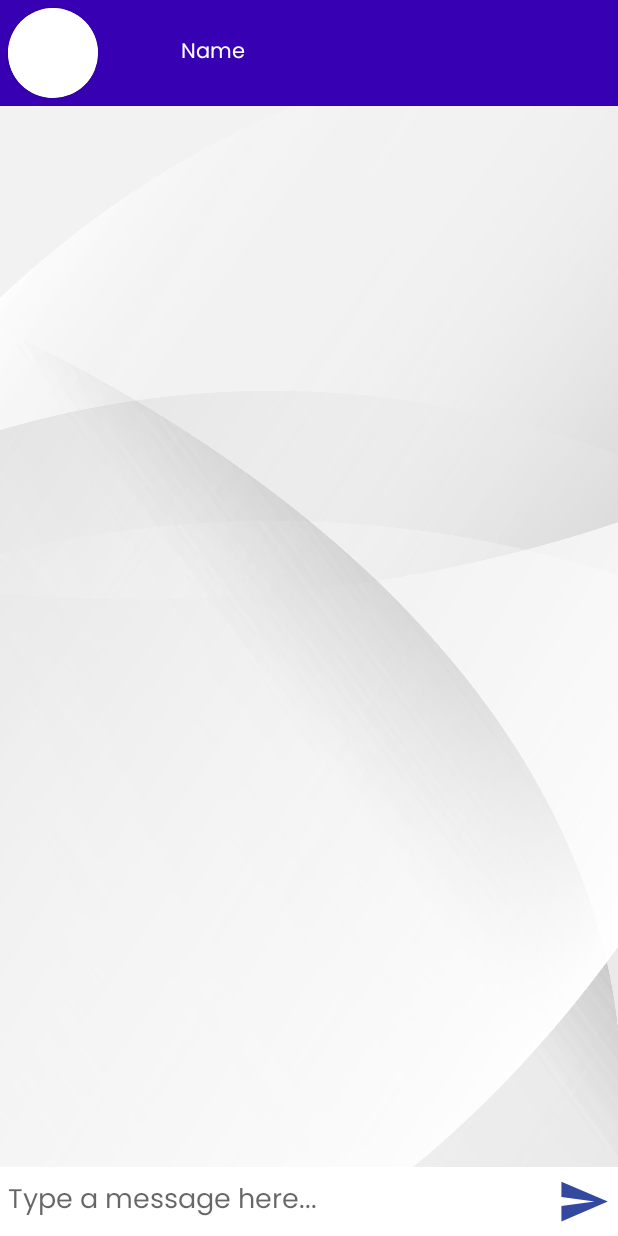
After one commit to AmritaSingh21/BinderProject, an Android app: the MessageActivity screen opened directly, with no data from a screen before it, on a phone screen of 412 x 824 dp. The commit adds this screen. Run offline under Robolectric (Android 15) with nearby library versions, the phone set to English and light mode, and no system bars; our stand-ins replace Firebase (no records; nobody signed in at launch, a user with empty details on screens opened directly); 1 statement that could not run was skipped.

Commit message:
Messaging implemented successfully

```diff
--- a/app/src/main/AndroidManifest.xml
+++ b/app/src/main/AndroidManifest.xml
@@ -13,6 +13,12 @@
         android:supportsRtl="true"
         android:theme="@style/Theme.Binder"
         tools:targetApi="31">
+        <activity
+            android:name=".MessageActivity"
+            android:exported="false" />
+        <activity
+            android:name=".MessageUsers"
+            android:exported="false" />
         <activity
             android:name=".EditProfile"
             android:exported="false" />
--- /dev/null
+++ b/app/src/main/java/com/example/binder/MessageActivity.java
@@ -0,0 +1,134 @@
+package com.example.binder;
+
+import androidx.annotation.NonNull;
+import androidx.appcompat.app.AppCompatActivity;
+import androidx.recyclerview.widget.LinearLayoutManager;
+import androidx.recyclerview.widget.RecyclerView;
+
+import android.content.Intent;
+import android.os.Bundle;
+import android.provider.ContactsContract;
+import android.view.View;
+import android.widget.EditText;
+import android.widget.ImageButton;
+import android.widget.ImageView;
+import android.widget.TextView;
+import android.widget.Toast;
+
+import com.example.binder.Adapters.MessagesAdapter;
+import com.example.binder.Entities.Message;
+import com.example.binder.Entities.User;
+import com.google.firebase.auth.FirebaseAuth;
+import com.google.firebase.auth.FirebaseUser;
+import com.google.firebase.database.DataSnapshot;
+import com.google.firebase.database.DatabaseError;
+import com.google.firebase.database.DatabaseReference;
+import com.google.firebase.database.FirebaseDatabase;
+import com.google.firebase.database.ValueEventListener;
+
+import java.util.ArrayList;
+import java.util.HashMap;
+import java.util.List;
+
+public class MessageActivity extends AppCompatActivity {
+
+    ImageView uImg;
+    TextView uName;
+    ImageButton btnSend;
+    EditText message_text;
+    MessagesAdapter messagesAdapter;
+    List<Message> messages;
+    RecyclerView recyclerView;
+
+    FirebaseUser firebaseUser;
+    DatabaseReference reference;
+    Intent intent;
+
+
+    @Override
+    protected void onCreate(Bundle savedInstanceState) {
+        super.onCreate(savedInstanceState);
+        setContentView(R.layout.activity_message);
+
+        uImg = findViewById(R.id.uImage);
+        uName = findViewById(R.id.uName);
+        btnSend = findViewById(R.id.btn_send);
+        message_text = findViewById(R.id.msg_text);
+        recyclerView = findViewById(R.id.recycler_view);
+        LinearLayoutManager linearLayoutManager = new LinearLayoutManager(this);
+        linearLayoutManager.setStackFromEnd(true);
+        recyclerView.setLayoutManager(linearLayoutManager);
+
+        intent = getIntent();
+        String userID = intent.getStringExtra("userid");
+
+        firebaseUser = FirebaseAuth.getInstance().getCurrentUser();
+        reference = FirebaseDatabase.getInstance().getReference("users").child(userID);
+
+        reference.addValueEventListener(new ValueEventListener() {
+            @Override
+            public void onDataChange(@NonNull DataSnapshot snapshot) {
+                User user = snapshot.getValue(User.class);
+                uName.setText(user.getName());
+                readMessage(firebaseUser.getUid(),userID);
+            }
+
+            @Override
+            public void onCancelled(@NonNull DatabaseError error) {
+
+            }
+        });
+
+        btnSend.setOnClickListener(new View.OnClickListener() {
+            @Override
+            public void onClick(View view) {
+                String msg = message_text.getText().toString();
+                if(!msg.equals("")){
+                    sendMessage(firebaseUser.getUid(),userID,msg);
+                }
+                else{
+                    Toast.makeText(MessageActivity.this,"You can't send empty message.",
+                            Toast.LENGTH_SHORT).show();
+                }
+                message_text.setText("");
+            }
+        });
+    }
+
+    private void sendMessage(String sender,String receiver,String message){
+        DatabaseReference reference = FirebaseDatabase.getInstance().getReference();
+
+        HashMap<String,Object> hm = new HashMap<>();
+        hm.put("sender",sender);
+        hm.put("receiver",receiver);
+        hm.put("message",message);
+
+        reference.child("Messages").push().setValue(hm);
+    }
+
+    private void readMessage(String myId,String userId){
+        messages = new ArrayList<>();
+
+        reference = FirebaseDatabase.getInstance().getReference("Messages");
+        reference.addValueEventListener(new ValueEventListener() {
+            @Override
+            public void onDataChange(@NonNull DataSnapshot snapshot) {
+                messages.clear();
+                for(DataSnapshot snapshot1: snapshot.getChildren()){
+                    Message message = snapshot1.getValue(Message.class);
+                    if(message.getReceiver().equals(userId)&&message.getSender().equals(myId)
+                            ||message.getReceiver().equals(myId)&&message.getSender().equals(userId)){
+                        messages.add(message);
+                    }
+                    messagesAdapter = new MessagesAdapter(MessageActivity.this,messages);
+                    recyclerView.setAdapter(messagesAdapter);
+                }
+            }
+
+            @Override
+            public void onCancelled(@NonNull DatabaseError error) {
+
+            }
+        });
+    }
+}
--- a/app/src/main/java/com/example/binder/Register.java
+++ b/app/src/main/java/com/example/binder/Register.java
@@ -210,7 +210,7 @@ public class Register extends AppCompatActivity {
             gender = others.getText().toString();
         }
         User user = new User(signupInputEmail.getText().toString(),
-                name.getText().toString(), bio.getText().toString(), dateButton.getText().toString(), pref, gender);
+                name.getText().toString(), bio.getText().toString(), dateButton.getText().toString(), pref, gender,auth.getUid());
         dbRef.child(auth.getUid()).setValue(user);
     }
 
--- /dev/null
+++ b/app/src/main/res/drawable-anydpi/ic_action_name.xml
@@ -0,0 +1,12 @@
+<vector xmlns:android="http://schemas.android.com/apk/res/android"
+    android:width="24dp"
+    android:height="24dp"
+    android:viewportWidth="24"
+    android:viewportHeight="24"
+    android:tint="#001A87"
+    android:alpha="0.8"
+    android:autoMirrored="true">
+  <path
+      android:fillColor="@android:color/white"
+      android:pathData="M2.01,21L23,12 2.01,3 2,10l15,2 -15,2z"/>
+</vector>
--- /dev/null
+++ b/app/src/main/res/layout/activity_message.xml
@@ -0,0 +1,74 @@
+<?xml version="1.0" encoding="utf-8"?>
+<RelativeLayout xmlns:android="http://schemas.android.com/apk/res/android"
+    xmlns:app="http://schemas.android.com/apk/res-auto"
+    xmlns:tools="http://schemas.android.com/tools"
+    android:layout_width="match_parent"
+    android:layout_height="match_parent"
+    tools:context=".MessageActivity"
+    android:background="@drawable/app_bg2">
+
+    <LinearLayout
+        android:layout_width="match_parent"
+        android:layout_height="wrap_content"
+        android:gravity="center_vertical"
+        android:orientation="horizontal"
+        android:background="@color/design_default_color_primary_dark"
+        android:id="@+id/bar">
+
+        <androidx.cardview.widget.CardView
+            android:layout_width="60dp"
+            android:layout_height="60dp"
+            android:layout_margin="5dp"
+            android:elevation="10dp"
+            app:cardCornerRadius="100dp">
+
+            <ImageView
+                android:id="@+id/uImage"
+                android:layout_width="match_parent"
+                android:layout_height="match_parent"
+                android:background="@color/white"
+                android:scaleType="centerCrop" />
+        </androidx.cardview.widget.CardView>
+
+        <TextView
+            android:id="@+id/uName"
+            android:layout_width="wrap_content"
+            android:layout_height="wrap_content"
+            android:layout_marginStart="50dp"
+            android:text="Name"
+            android:textColor="@color/white" />
+    </LinearLayout>
+
+    <androidx.recyclerview.widget.RecyclerView
+        android:layout_width="match_parent"
+        android:layout_height="match_parent"
+        android:id="@+id/recycler_view"
+        android:layout_below="@id/bar"
+        android:layout_above="@id/msgInp"
+        />
+
+    <RelativeLayout
+        android:layout_width="match_parent"
+        android:layout_height="wrap_content"
+        android:padding="5dp"
+        android:background="#fff"
+        android:layout_alignParentBottom="true"
+        android:id="@+id/msgInp">
+        <EditText
+            android:layout_width="match_parent"
+            android:layout_height="wrap_content"
+            android:id="@+id/msg_text"
+            android:layout_toLeftOf="@id/btn_send"
+            android:layout_centerVertical="true"
+            android:background="@android:color/transparent"
+            android:hint="Type a message here..."/>
+        <ImageButton
+            android:layout_width="35dp"
+            android:layout_height="35dp"
+            android:id="@+id/btn_send"
+            android:layout_alignParentRight="true"
+            android:background="@drawable/ic_action_name"
+            />
+    </RelativeLayout>
+
+</RelativeLayout>
--- a/app/src/main/res/layout/activity_sign_in.xml
+++ b/app/src/main/res/layout/activity_sign_in.xml
@@ -52,7 +52,7 @@
         android:hint="@string/emailHint"
         android:importantForAutofill="no"
         android:inputType="textEmailAddress"
-        android:textSize="24sp"
+        android:textSize="18sp"
         app:layout_constraintBottom_toTopOf="@+id/inpPass"
         app:layout_constraintEnd_toEndOf="parent"
         app:layout_constraintStart_toStartOf="parent"
@@ -72,7 +72,7 @@
         android:hint="@string/passHint"
         android:importantForAutofill="no"
         android:inputType="textPassword"
-        android:textSize="24sp"
+        android:textSize="18sp"
         app:layout_constraintBottom_toTopOf="@+id/signIn"
         app:layout_constraintEnd_toEndOf="parent"
         app:layout_constraintStart_toStartOf="parent"
```
Also changed, not shown: app/src/main/java/com/example/binder/Adapters/MatchesAdapter.java (+13 -18 lines), app/src/main/java/com/example/binder/Adapters/MessagesAdapter.java (added, +91 -0 lines), app/src/main/java/com/example/binder/Entities/Message.java (added, +40 -0 lines), app/src/main/java/com/example/binder/Entities/User.java (+10 -1 lines), app/src/main/java/com/example/binder/Matches.java (+39 -7 lines), app/src/main/res/drawable/msg_background_right.xml (added, +10 -0 lines), app/src/main/res/layout/matches_list_item.xml (+4 -8 lines), app/src/main/res/layout/msg_item_left.xml (added, +34 -0 lines), app/src/main/res/layout/msg_item_right.xml (added, +41 -0 lines), app/src/main/res/drawable-hdpi/ic_action_name.png (added), app/src/main/res/drawable-mdpi/ic_action_name.png (added), app/src/main/res/drawable-xhdpi/ic_action_name.png (added), app/src/main/res/drawable-xxhdpi/ic_action_name.png (added), 179 other files.
